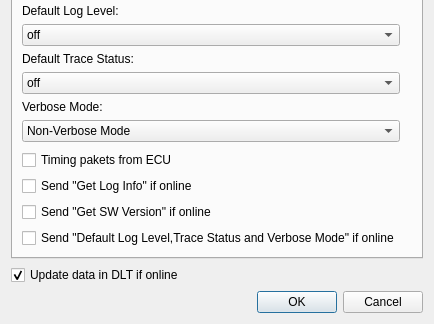
This is src/ecudialog.ui in COVESA/dlt-viewer as Qt 5 draws it before an edit; both pictures show x 0 to 434 and y 186 to 510 of the 434 by 510 pixel window. The edited form follows.
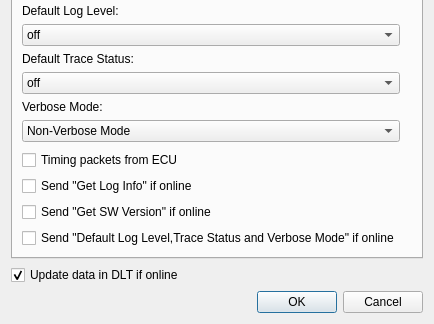
This is the edited form. Icons and pictures are not drawn.

Commit message:
Timing packets typo in ECU configuration ecudialog.ui
<Signed-off-by: Gernot Wirschal <gernot.wirschal@bmw.de>

Diff of the .ui file:
```diff
--- a/src/ecudialog.ui
+++ b/src/ecudialog.ui
@@ -6,7 +6,7 @@
    <rect>
     <x>0</x>
     <y>0</y>
-    <width>390</width>
+    <width>392</width>
     <height>477</height>
    </rect>
   </property>
@@ -77,7 +77,7 @@
        <item row="14" column="0">
         <widget class="QCheckBox" name="checkBoxTiming">
          <property name="text">
-          <string>Timing pakets from ECU</string>
+          <string>Timing packets from ECU</string>
          </property>
         </widget>
        </item>
```
